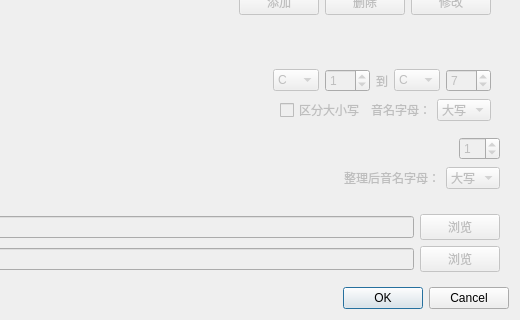
This is src/removeduplicatedialog.ui in shine5402/KiraOtoToolbox as Qt 5 draws it before an edit; both pictures show x 260 to 780 and y 403 to 723 of the 780 by 723 pixel window. The edited form follows.
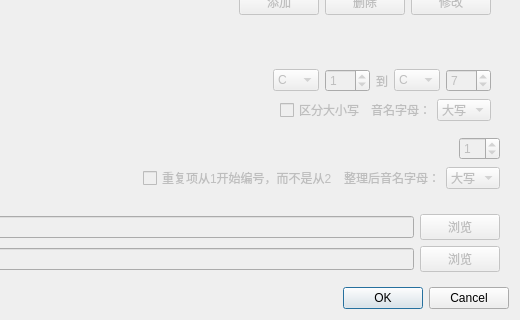
This is the edited form.

Commit message: 修正整理重复项后去重失效的bug 单元测试完善

```diff
--- a/src/removeduplicatedialog.ui
+++ b/src/removeduplicatedialog.ui
@@ -483,6 +483,13 @@
            </property>
           </spacer>
          </item>
+         <item>
+          <widget class="QCheckBox" name="organizeStartFrom1CheckBox">
+           <property name="text">
+            <string>重复项从1开始编号，而不是从2</string>
+           </property>
+          </widget>
+         </item>
          <item>
           <widget class="QLabel" name="label_7">
            <property name="text">
```
The commit also changes 3 other files.
